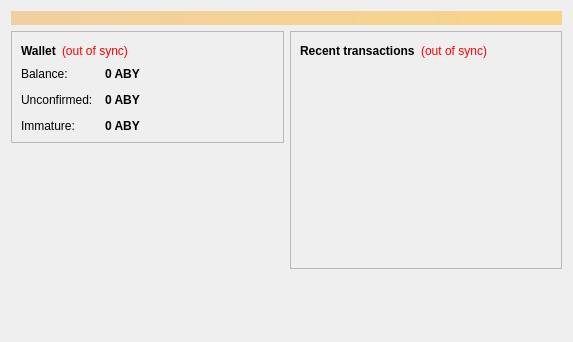
Above: src/qt/forms/overviewpage.ui from AppleByteMe/AppleByte before the change. Below: the same form after it.
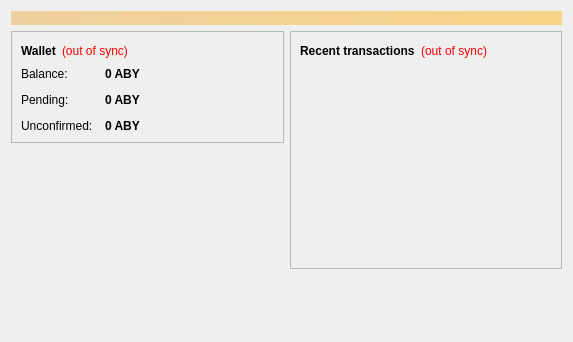
That is the form after the change. Icons and pictures are not drawn.

The edit to the form file:
```diff
--- a/src/qt/forms/overviewpage.ui
+++ b/src/qt/forms/overviewpage.ui
@@ -132,7 +132,7 @@
             <item row="1" column="0">
              <widget class="QLabel" name="label_3">
               <property name="text">
-               <string>Unconfirmed:</string>
+               <string>Pending:</string>
               </property>
              </widget>
             </item>
@@ -161,7 +161,7 @@
             <item row="2" column="0">
              <widget class="QLabel" name="labelImmatureText">
               <property name="text">
-               <string>Immature:</string>
+               <string>Unconfirmed:</string>
               </property>
              </widget>
             </item>
```
